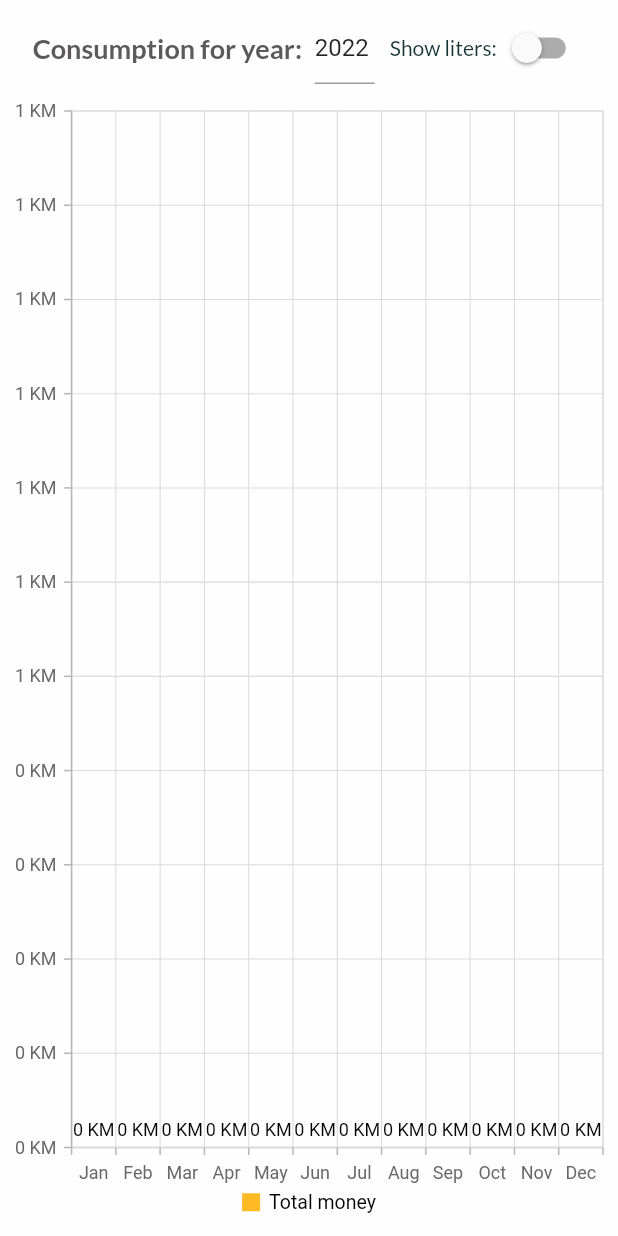
After one commit to darkobuvac998/fuel_map, a Flutter app: the ConsumptionChart screen opened directly, on a phone screen of 412 x 824 dp. The commit adds this screen. Run offline on Flutter 3.47's test engine with Material 2 defaults, Android fonts, the phone set to English and light mode, and no system bars; our stand-ins replace month_picker_dialog, shared_preferences, syncfusion_flutter_charts; accounts and stored records are empty.

Commit message:
added consumption chart screen

```diff
--- /dev/null
+++ b/lib/models/consumption_chart_data.dart
@@ -0,0 +1,7 @@
+class ConsmumptionChartData {
+  final String month;
+  final double expense;
+  final double liters;
+
+  ConsmumptionChartData({required this.month, required this.expense, required this.liters});
+}
--- /dev/null
+++ b/lib/models/gas_station_location_item.dart
@@ -0,0 +1,78 @@
+import 'dart:convert';
+
+class GasStationLocationItemModel {
+  final String id;
+  final String city;
+  final String address;
+  final String gasStationId;
+
+  GasStationLocationItemModel({
+    required this.id,
+    required this.city,
+    required this.address,
+    required this.gasStationId,
+  });
+
+  GasStationLocationItemModel copyWith({
+    String? id,
+    String? city,
+    String? address,
+    String? gasStationId,
+  }) {
+    return GasStationLocationItemModel(
+      id: id ?? this.id,
+      city: city ?? this.city,
+      address: address ?? this.address,
+      gasStationId: gasStationId ?? this.gasStationId,
+    );
+  }
+
+  Map<String, dynamic> toMap() {
+    final result = <String, dynamic>{};
+
+    result.addAll({'id': id});
+    result.addAll({'city': city});
+    result.addAll({'address': address});
+    result.addAll({'gasStationId': gasStationId});
+
+    return result;
+  }
+
+  factory GasStationLocationItemModel.fromMap(Map<String, dynamic> map) {
+    return GasStationLocationItemModel(
+      id: map['id'] ?? '',
+      city: map['city'] ?? '',
+      address: map['address'] ?? '',
+      gasStationId: map['gasStationId'] ?? '',
+    );
+  }
+
+  String toJson() => json.encode(toMap());
+
+  factory GasStationLocationItemModel.fromJson(String source) =>
+      GasStationLocationItemModel.fromMap(json.decode(source));
+
+  @override
+  String toString() {
+    return 'GasStationLocationItemModel(id: $id, city: $city, address: $address, gasStationId: $gasStationId)';
+  }
+
+  @override
+  bool operator ==(Object other) {
+    if (identical(this, other)) return true;
+
+    return other is GasStationLocationItemModel &&
+        other.id == id &&
+        other.city == city &&
+        other.address == address &&
+        other.gasStationId == gasStationId;
+  }
+
+  @override
+  int get hashCode {
+    return id.hashCode ^
+        city.hashCode ^
+        address.hashCode ^
+        gasStationId.hashCode;
+  }
+}
--- a/lib/models/shared_data.dart
+++ b/lib/models/shared_data.dart
@@ -7,13 +7,12 @@ class Urls {
       'https://fuel-map-51d07-default-rtdb.firebaseio.com/gas-stations.json';
   static const fuels =
       'https://fuel-map-51d07-default-rtdb.firebaseio.com/fuels.json';
-  static const gasStationLocations =
-      'https://fuel-map-51d07-default-rtdb.firebaseio.com/gas-station-locations.json';
   static const consumptions =
       'https://fuel-map-51d07-default-rtdb.firebaseio.com/consumptions';
   static const userFavorites =
       'https://fuel-map-51d07-default-rtdb.firebaseio.com/userFavorites';
-
+  static const gasStationLocations =
+      'https://fuel-map-51d07-default-rtdb.firebaseio.com/gas-station-locations';
 }
 
 //test@test.com
--- a/lib/providers/auth.dart
+++ b/lib/providers/auth.dart
@@ -48,7 +48,6 @@ class Auth with ChangeNotifier {
       );
 
       final responseData = json.decode(response.body);
-      print(responseData);
       if (responseData['error'] != null) {
         throw HttpException(
             responseData['error']['message'] ?? 'An error occured!');
--- a/lib/providers/consumptions.dart
+++ b/lib/providers/consumptions.dart
@@ -3,6 +3,7 @@ import 'package:http/http.dart' as http;
 import 'dart:convert';
 import 'package:intl/intl.dart';
 
+import '../models/consumption_chart_data.dart';
 import '../models/consumption_item.dart';
 import '../models/http_exception.dart';
 import '../models/shared_data.dart' show Urls;
@@ -131,4 +132,29 @@ class Consumptions with ChangeNotifier {
     }
     item = null;
   }
+
+  List<ConsmumptionChartData> prepareChartData(int year) {
+    var months = List.generate(12, (index) => index + 1);
+
+    List<ConsmumptionChartData> result = [];
+    for (var month in months) {
+      double monthExpense = 0;
+      double liters = 0;
+      var monthConsumptions = _items
+          .where((element) =>
+              DateFormat.yMMMd().parse(element.date).month == month &&
+              DateFormat.yMMMd().parse(element.date).year == year)
+          .toList();
+      for (var element in monthConsumptions) {
+        monthExpense += element.amount;
+        liters += element.total;
+      }
+      result.add(ConsmumptionChartData(
+          month:
+              DateFormat.MMM().format(DateFormat('M').parse(month.toString())),
+          expense: monthExpense, liters:  liters));
+    }
+    print(result);
+    return result;
+  }
 }
--- /dev/null
+++ b/lib/providers/gas_station_locations.dart
@@ -0,0 +1,45 @@
+import 'package:flutter/material.dart';
+import 'package:fuel_map/models/shared_data.dart';
+import '../models/gas_station_location_item.dart';
+import 'package:http/http.dart' as http;
+import 'dart:convert';
+
+class GasStationLocations with ChangeNotifier {
+  List<GasStationLocationItemModel> _items = [];
+
+  List<GasStationLocationItemModel> get items {
+    return [..._items];
+  }
+
+  String? authToken;
+
+  GasStationLocations(
+    this._items, {
+    this.authToken,
+  });
+
+  Future<void> fetchData(String gasStationId) async {
+    var url = Uri.parse(
+        '${Urls.gasStationLocations}.json?auth=$authToken&orderBy="gasStationId"&equalTo="$gasStationId"');
+
+    try {
+      final response = await http.get(url);
+      final extractedData = json.decode(response.body) as Map<String, dynamic>?;
+      print(extractedData);
+      if (extractedData == null) {
+        return;
+      }
+
+      List<GasStationLocationItemModel> loadedData = [];
+      extractedData.forEach((id, data) {
+        var temp = data as Map<String, dynamic>;
+        temp.addAll({'id': id});
+        loadedData.add(GasStationLocationItemModel.fromMap(temp));
+      });
+      _items = loadedData;
+      notifyListeners();
+    } catch (error) {
+      rethrow;
+    }
+  }
+}
--- a/lib/screens/gas_station_detail_screen.dart
+++ b/lib/screens/gas_station_detail_screen.dart
@@ -37,7 +37,7 @@ class _GasStationDetailScreenState extends State<GasStationDetailScreen> {
         FuelListScreen(
           gasStationId: gasStationId,
         ),
-        const GasStationLocationsScreen(),
+        GasStationLocationsScreen(stationId: gasStationId),
       ];
     }
     _isInit = false;
--- /dev/null
+++ b/lib/widgets/consumption_chart.dart
@@ -0,0 +1,170 @@
+import 'package:flutter/material.dart';
+import 'package:intl/intl.dart';
+import 'package:provider/provider.dart';
+import 'package:syncfusion_flutter_charts/charts.dart';
+import '../models/consumption_chart_data.dart';
+import '../providers/consumptions.dart';
+
+class ConsumptionChart extends StatefulWidget {
+  const ConsumptionChart({Key? key}) : super(key: key);
+  @override
+  State<ConsumptionChart> createState() => _ConsumptionChartState();
+}
+
+class _ConsumptionChartState extends State<ConsumptionChart> {
+  late TooltipBehavior _tooltipBehavior;
+  final _yearController = TextEditingController();
+  bool _showLiters = false;
+  int _year = DateTime.now().year;
+  @override
+  void initState() {
+    _tooltipBehavior = TooltipBehavior(
+      elevation: 10,
+      enable: true,
+    );
+    _yearController.text = _year.toString();
+    super.initState();
+  }
+
+  void _onYearPick(BuildContext ctx) async {
+    var year = DateFormat.y().parse(_year.toString());
+    await showDialog(
+      context: ctx,
+      builder: (BuildContext context) {
+        return AlertDialog(
+          title: const Text("Select Year"),
+          content: SizedBox(
+            width: 300,
+            height: 300,
+            child: YearPicker(
+              firstDate: DateTime(DateTime.now().year - 100, 1),
+              lastDate: DateTime(DateTime.now().year + 100, 1),
+              initialDate: DateTime.now(),
+              selectedDate: year,
+              onChanged: (DateTime dateTime) {
+                setState(() {
+                  _year = dateTime.year;
+                  _yearController.text = _year.toString();
+                });
+                Navigator.pop(context);
+              },
+            ),
+          ),
+        );
+      },
+    );
+  }
+
+  void _onShowLiters(bool showLiters) {
+    setState(() {
+      _showLiters = showLiters;
+    });
+  }
+
+  @override
+  Widget build(BuildContext context) {
+    final data = Provider.of<Consumptions>(context).prepareChartData(_year);
+    return SafeArea(
+      child: Scaffold(
+        body: Column(
+          children: [
+            Padding(
+              padding: const EdgeInsets.symmetric(
+                horizontal: 10.0,
+                vertical: 8.0,
+              ),
+              child: Row(
+                mainAxisAlignment: MainAxisAlignment.center,
+                children: [
+                  Text(
+                    'Consumption for year: ',
+                    style: Theme.of(context).textTheme.headline6,
+                  ),
+                  const SizedBox(
+                    width: 5,
+                  ),
+                  SizedBox(
+                    width: 40,
+                    child: TextFormField(
+                      readOnly: true,
+                      controller: _yearController,
+                      onTap: () => _onYearPick(
+                        context,
+                      ),
+                    ),
+                  ),
+                  const SizedBox(
+                    width: 10,
+                  ),
+                  Row(
+                    children: [
+                      const Text(
+                        'Show liters:',
+                      ),
+                      Switch(
+                        value: _showLiters,
+                        onChanged: (value) => _onShowLiters(value),
+                        activeColor: Theme.of(context).primaryColor,
+                      ),
+                    ],
+                  )
+                ],
+              ),
+            ),
+            Expanded(
+              child: SfCartesianChart(
+                isTransposed: true,
+                tooltipBehavior: _tooltipBehavior,
+                legend: Legend(
+                    isVisible: true,
+                    position: LegendPosition.bottom,
+                    title: LegendTitle()),
+                series: [
+                  BarSeries<ConsmumptionChartData, String>(
+                    name: 'Total money',
+                    color: Theme.of(context).primaryColor,
+                    dataSource: data,
+                    xValueMapper: (ConsmumptionChartData data, _) => data.month,
+                    yValueMapper: (ConsmumptionChartData data, _) =>
+                        data.expense,
+                    dataLabelSettings: const DataLabelSettings(
+                      isVisible: true,
+                    ),
+                  ),
+                  if (_showLiters)
+                    BarSeries<ConsmumptionChartData, String>(
+                      name: 'Total liters',
+                      color: Theme.of(context).accentColor,
+                      dataSource: data,
+                      xValueMapper: (ConsmumptionChartData data, _) =>
+                          data.month,
+                      yValueMapper: (ConsmumptionChartData data, _) =>
+                          data.liters,
+                      dataLabelSettings: const DataLabelSettings(
+                        isVisible: true,
+                      ),
+                    ),
+                ],
+                zoomPanBehavior: ZoomPanBehavior(
+                  enablePanning: true,
+                ),
+                primaryXAxis: CategoryAxis(
+                  visibleMaximum: 4,
+                  visibleMinimum: 1,
+                  interval: 1,
+                ),
+                primaryYAxis: NumericAxis(
+                  edgeLabelPlacement: EdgeLabelPlacement.shift,
+                  numberFormat: NumberFormat.simpleCurrency(
+                    decimalDigits: 0,
+                    locale: 'bs',
+                  ),
+                ),
+              ),
+            ),
+          ],
+        ),
+      ),
+    );
+  }
+}
--- a/pubspec.yaml
+++ b/pubspec.yaml
@@ -34,7 +34,8 @@ dependencies:
   http: ^0.13.4
   shared_preferences: ^2.0.13
   month_picker_dialog: ^0.4.0
-
+  location: ^4.3.0
+  syncfusion_flutter_charts: ^20.1.51
 
 
   # The following adds the Cupertino Icons font to your application.
```
Also changed, not shown: lib/main.dart (+8 -0 lines), lib/screens/consumption_list_screen.dart (+11 -6 lines), lib/screens/consumption_overview_screen.dart (+11 -3 lines), lib/screens/fuel_list_screen.dart (+7 -3 lines), lib/screens/gas_station_locations_screen.dart (+38 -3 lines), lib/widgets/app_drawer.dart (+12 -12 lines), lib/widgets/gas_station_location_item.dart (added, +37 -0 lines), lib/widgets/no_data_found.dart (added, +35 -0 lines), lib/models/consumption_item.dart (line endings or trailing spaces), pubspec.lock.
